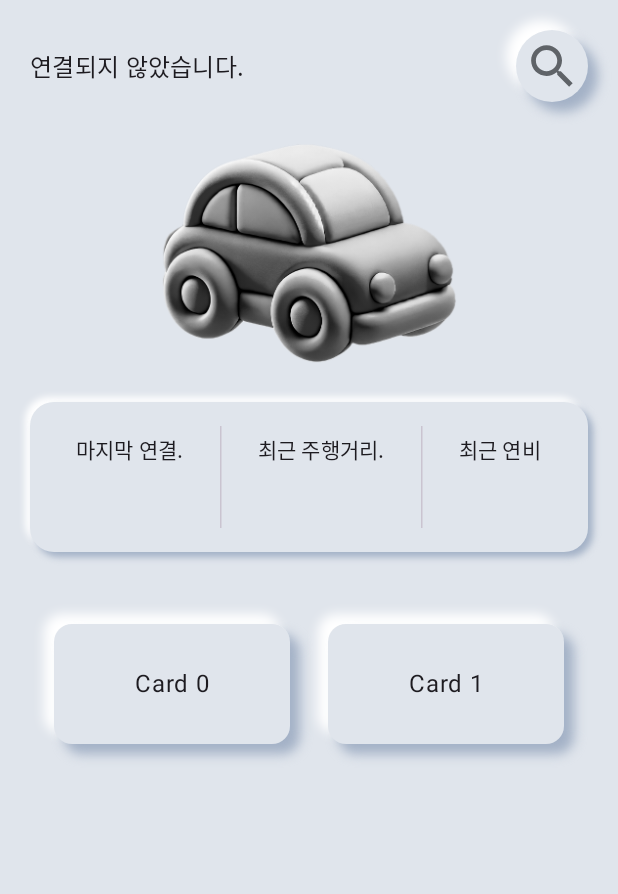
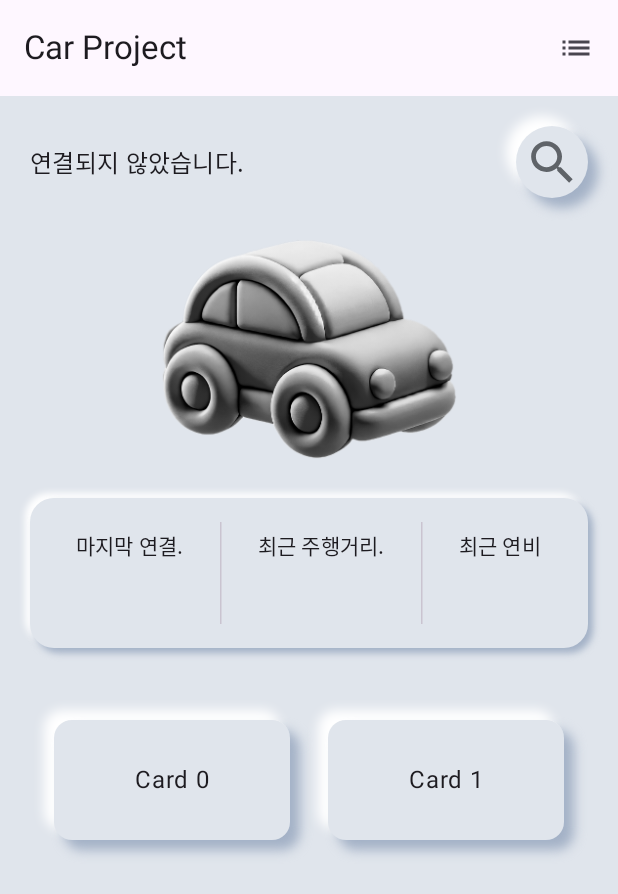
Before and after one commit to H-Zoon/CarProject, an Android app built with Jetpack Compose: the screen it shows after launch (MainActivity), on a phone screen of 412 x 824 dp. Shown: the top 894 px of the screen. Run offline under Robolectric (Android 15) with nearby library versions, the phone set to English and light mode, and no system bars; our stand-ins replace Dagger/Hilt's generated code; libraries missing offline, so code that uses them is left out: com.kakao.sdk, com.kakao.vectormap, com.kakaomobility.knsdk; 11 statements that could not run were skipped.

Commit message:
로그확인 환경 구성

```diff
--- a/app/src/main/java/com/devidea/chevy/ui/activity/MainActivity.kt
+++ b/app/src/main/java/com/devidea/chevy/ui/activity/MainActivity.kt
@@ -19,10 +19,16 @@ import androidx.compose.foundation.layout.padding
 import androidx.compose.foundation.layout.size
 import androidx.compose.foundation.lazy.grid.GridCells
 import androidx.compose.foundation.lazy.grid.LazyVerticalGrid
+import androidx.compose.material.icons.Icons
+import androidx.compose.material.icons.filled.List
 import androidx.compose.material3.CircularProgressIndicator
+import androidx.compose.material3.ExperimentalMaterial3Api
+import androidx.compose.material3.Icon
+import androidx.compose.material3.IconButton
 import androidx.compose.material3.MaterialTheme
 import androidx.compose.material3.Scaffold
 import androidx.compose.material3.Text
+import androidx.compose.material3.TopAppBar
 import androidx.compose.material3.VerticalDivider
 import androidx.compose.runtime.Composable
 import androidx.compose.runtime.collectAsState
@@ -46,6 +52,7 @@ import com.devidea.chevy.ui.components.CarStatus
 import com.devidea.chevy.R
 import com.devidea.chevy.bluetooth.BTState
 import com.devidea.chevy.bluetooth.BluetoothModel
+import com.devidea.chevy.ui.components.LogsScreen
 import com.devidea.chevy.ui.screen.dashboard.Dashboard
 import com.devidea.chevy.ui.screen.map.MapEnterScreen
 import com.devidea.chevy.ui.components.NeumorphicBox
@@ -61,6 +68,7 @@ class MainActivity : ComponentActivity() {
 
     private val viewModel: CarViewModel by viewModels()
 
+    @OptIn(ExperimentalMaterial3Api::class)
     override fun onCreate(savedInstanceState: Bundle?) {
         super.onCreate(savedInstanceState)
         enableEdgeToEdge()
@@ -75,6 +83,21 @@ class MainActivity : ComponentActivity() {
 
                 Scaffold(
                     modifier = Modifier.fillMaxSize(),
+                    topBar = {
+                        TopAppBar(
+                            title = { Text("Car Project") },
+                            actions = {
+                                IconButton(onClick = {
+                                    navController.navigate(NavRoutes.LOGS)
+                                }) {
+                                    Icon(
+                                        imageVector = Icons.Default.List,
+                                        contentDescription = "View Logs"
+                                    )
+                                }
+                            }
+                        )
+                    },
                     content = { paddingValues ->
                         HomeScreen(
                             navController = navController,
@@ -90,14 +113,16 @@ class MainActivity : ComponentActivity() {
     }
 }
 
+
 @Composable
 fun HomeScreen(
-    navController: NavHostController, // 외부에서 전달된 NavController 사용
+    navController: NavHostController,
     viewModel: CarViewModel,
     modifier: Modifier = Modifier
 ) {
     NavHost(navController, startDestination = NavRoutes.HOME, modifier = modifier) {
         composable(NavRoutes.HOME) {
+            // 기존의 Home 화면 컴포즈 코드
             Column(
                 horizontalAlignment = Alignment.CenterHorizontally,
                 verticalArrangement = Arrangement.Center,
@@ -119,9 +144,11 @@ fun HomeScreen(
                 1 -> MapEnterScreen(navController = navController)
             }
         }
+        composable(NavRoutes.LOGS) {
+            LogsScreen()
+        }
     }
 }
-
 @Composable
 fun BluetoothActionComponent(viewModel: CarViewModel) {
     val bluetoothState by viewModel.bluetoothState.collectAsState()
@@ -289,4 +316,5 @@ fun GridCard(navController: NavHostController) {
 object NavRoutes {
     const val HOME = "home"
     const val DETAILS = "details"
+    const val LOGS = "logs"
 }
```
Also changed, not shown: app/src/main/java/com/devidea/chevy/LogTracer.kt (deleted, +0 -31 lines), app/src/main/java/com/devidea/chevy/Logger.kt (added, +50 -0 lines), app/src/main/java/com/devidea/chevy/ui/components/LogScreen.kt (added, +34 -0 lines).
